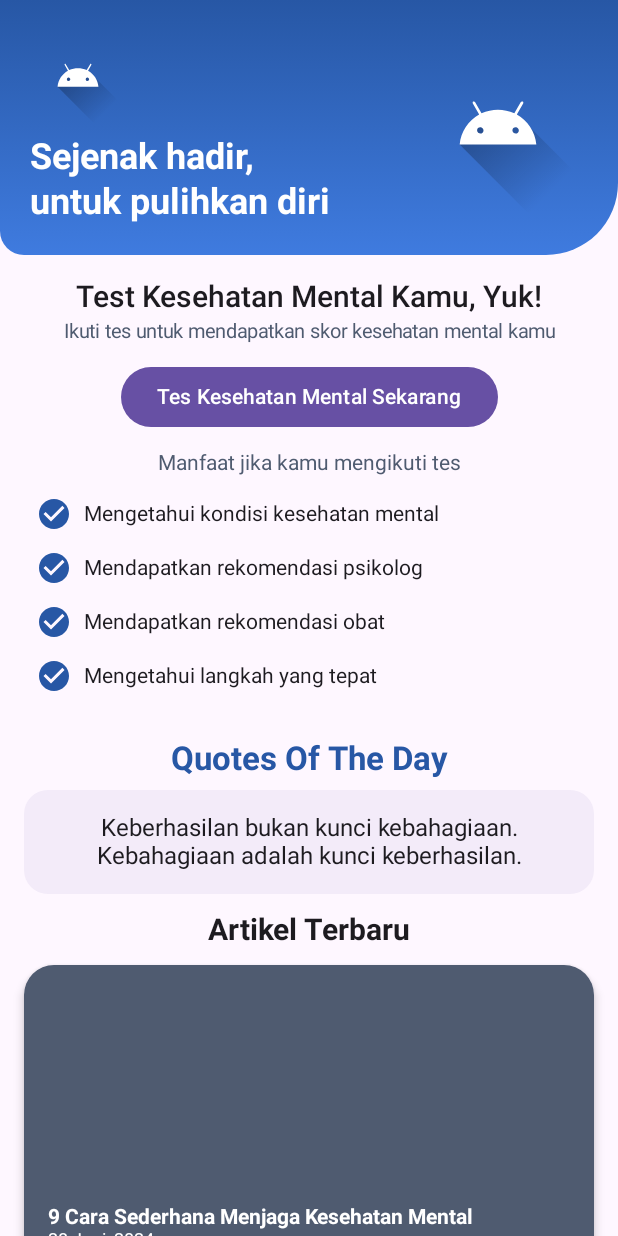
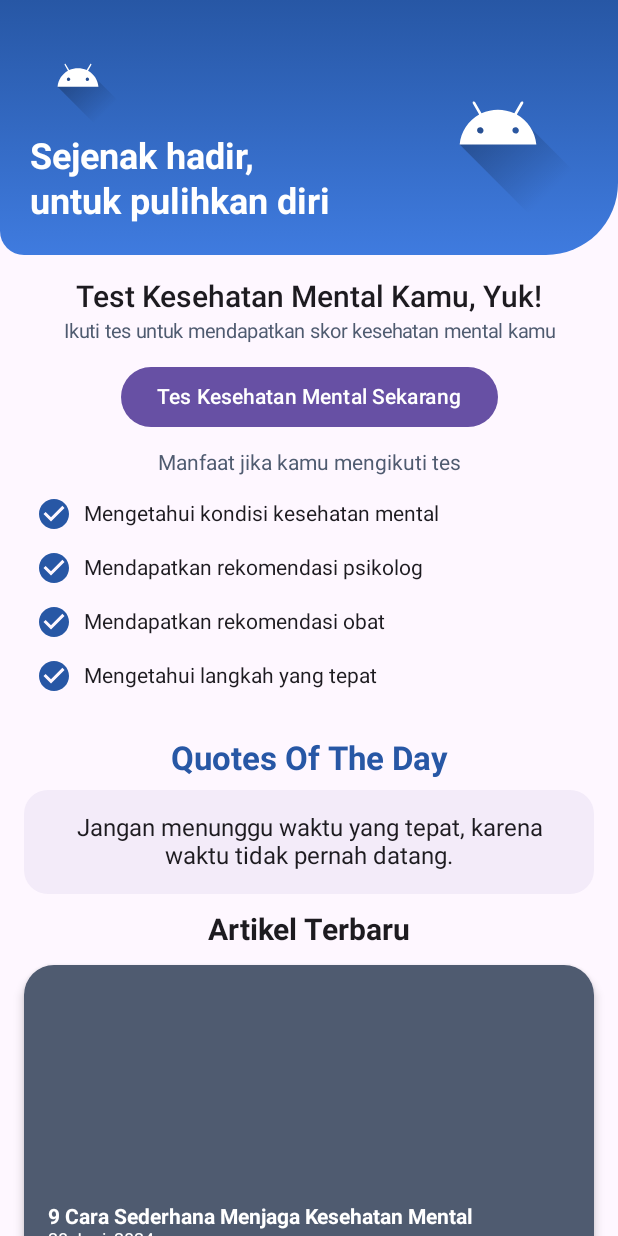
Before and after one commit to IlhamRafiqi/Projek-PemMob, an Android app built with Jetpack Compose: the composable SejenakApp shown on its own in the app's theme, after a tap on "9 Cara Sederhana Menjaga Kesehatan Menta", on a phone screen of 412 x 824 dp. Run offline under Robolectric (Android 15) with nearby library versions, the phone set to English and light mode, and no system bars.

Commit message:
change MVVM

```diff
--- a/app/src/main/AndroidManifest.xml
+++ b/app/src/main/AndroidManifest.xml
@@ -14,11 +14,11 @@
         android:theme="@style/Theme.SejenakApps">
 
         <activity
-            android:name=".MainActivity"
+            android:name=".LegacyMainActivity"
             android:exported="true" />
 
         <activity
-            android:name=".SejenakActivity"
+            android:name=".view.SejenakActivity"
             android:exported="true">
             <intent-filter>
                 <action android:name="android.intent.action.MAIN" />
--- /dev/null
+++ b/app/src/main/java/com/example/sejenakapps/model/Article.kt
@@ -0,0 +1,7 @@
+package com.example.sejenakapps.model
+
+data class Article(
+    val title: String,
+    val date: String,
+    val link: String
+)
--- /dev/null
+++ b/app/src/main/java/com/example/sejenakapps/model/Quote.kt
@@ -0,0 +1,5 @@
+package com.example.sejenakapps.model
+
+data class Quote(
+    val text: String
+)
--- a/app/src/main/java/com/example/sejenakapps/SejenakActivity.kt
+++ b/app/src/main/java/com/example/sejenakapps/view/SejenakActivity.kt
@@ -1,11 +1,11 @@
-package com.example.sejenakapps
+package com.example.sejenakapps.view
 
 import android.content.Intent
 import android.net.Uri
 import android.os.Bundle
 import androidx.activity.ComponentActivity
 import androidx.activity.compose.setContent
-import androidx.compose.foundation.Image
+import androidx.activity.viewModels
 import androidx.compose.foundation.background
 import androidx.compose.foundation.clickable
 import androidx.compose.foundation.layout.*
@@ -20,10 +20,9 @@ import androidx.compose.material.icons.filled.Call
 import androidx.compose.material.icons.filled.CheckCircle
 import androidx.compose.material.icons.filled.Email
 import androidx.compose.material3.*
-import androidx.compose.runtime.*
+import androidx.compose.runtime.Composable
 import androidx.compose.ui.Alignment
 import androidx.compose.ui.Modifier
-import androidx.compose.ui.draw.clip
 import androidx.compose.ui.graphics.Brush
 import androidx.compose.ui.graphics.Color
 import androidx.compose.ui.layout.ContentScale
@@ -33,21 +32,27 @@ import androidx.compose.ui.text.font.FontWeight
 import androidx.compose.ui.text.style.TextAlign
 import androidx.compose.ui.unit.dp
 import androidx.compose.ui.unit.sp
-import androidx.core.content.ContextCompat
-import kotlinx.coroutines.delay
+import com.example.sejenakapps.QuizActivity
+import com.example.sejenakapps.R
+import com.example.sejenakapps.viewmodel.SejenakViewModel
+import androidx.compose.ui.draw.clip
+import androidx.compose.foundation.Image
+
 
 class SejenakActivity : ComponentActivity() {
+
+    private val viewModel: SejenakViewModel by viewModels()
+
     override fun onCreate(savedInstanceState: Bundle?) {
         super.onCreate(savedInstanceState)
         setContent {
-            SejenakApp()
+            SejenakApp(viewModel)
         }
     }
 }
 
-@OptIn(androidx.compose.foundation.ExperimentalFoundationApi::class)
 @Composable
-fun SejenakApp() {
+fun SejenakApp(viewModel: SejenakViewModel) {
     Scaffold { padding ->
         Column(
             modifier = Modifier
@@ -60,9 +65,9 @@ fun SejenakApp() {
             Spacer(Modifier.height(8.dp))
             BenefitList()
             Spacer(Modifier.height(24.dp))
-            QuotesSection()
+            QuotesSection(viewModel)
             Spacer(Modifier.height(12.dp))
-            ArticlesSection()
+            ArticlesSection(viewModel)
             Spacer(Modifier.height(24.dp))
             FooterSection()
         }
@@ -152,23 +157,10 @@ fun BenefitItem(text: String) {
     }
 }
 
-private val quotes = listOf(
-    "Hidup adalah apa yang terjadi saat kita sibuk merencanakan hal lain.",
-    "Keberhasilan bukan kunci kebahagiaan. Kebahagiaan adalah kunci keberhasilan.",
-    "Jangan menunggu waktu yang tepat, karena waktu tidak pernah datang.",
-    "Kebahagiaan tidak tergantung pada apa yang kita miliki, tetapi pada cara kita memandang hidup.",
-    "Percayalah pada dirimu sendiri dan semua yang bisa kamu capai."
-)
+@Composable
+fun QuotesSection(viewModel: SejenakViewModel) {
+    val quote = viewModel.getCurrentQuote()
 
-@Composable
-fun QuotesSection() {
-    var idx by remember { mutableStateOf(0) }
-    LaunchedEffect(Unit) {
-        while (true) {
-            delay(5000)
-            idx = (idx + 1) % quotes.size
-        }
-    }
     Column(
         Modifier.fillMaxWidth().padding(horizontal = 16.dp),
         horizontalAlignment = Alignment.CenterHorizontally
@@ -176,22 +168,15 @@ fun QuotesSection() {
         Text("Quotes Of The Day", color = BluePrimary, fontSize = 22.sp, fontWeight = FontWeight.Bold)
         Spacer(Modifier.height(8.dp))
         Surface(shape = RoundedCornerShape(16.dp), tonalElevation = 2.dp, modifier = Modifier.fillMaxWidth()) {
-            Text(quotes[idx], textAlign = TextAlign.Center, fontSize = 16.sp, modifier = Modifier.padding(16.dp))
+            Text(quote.text, textAlign = TextAlign.Center, fontSize = 16.sp, modifier = Modifier.padding(16.dp))
         }
     }
 }
 
-data class Article(val title: String, val date: String, val link: String)
-
-private val articles = listOf(
-    Article("9 Cara Sederhana Menjaga Kesehatan Mental", "28 Juni, 2024", "https://www.halodoc.com"),
-    Article("Mengidap Banyak Gangguan Mental...", "16 Juli, 2024", "https://www.halodoc.com"),
-    Article("10 Cara Efektif Mengatasi Masalah Mental", "24 Juli, 2024", "https://www.prudential.co.id")
-)
-
 @OptIn(androidx.compose.foundation.ExperimentalFoundationApi::class)
 @Composable
-fun ArticlesSection() {
+fun ArticlesSection(viewModel: SejenakViewModel) {
+    val articles = viewModel.articles.value
     val pagerState = rememberPagerState(pageCount = { articles.size })
     val context = LocalContext.current
 
@@ -205,7 +190,7 @@ fun ArticlesSection() {
                 shadowElevation = 4.dp,
                 modifier = Modifier.padding(horizontal = 16.dp).fillMaxWidth().clickable {
                     val intent = Intent(Intent.ACTION_VIEW, Uri.parse(item.link))
-                    ContextCompat.startActivity(context, intent, null)
+                    context.startActivity(intent)
                 }
             ) {
                 Box(Modifier.fillMaxSize().background(Color(0xFF4F5B70))) {
--- /dev/null
+++ b/app/src/main/java/com/example/sejenakapps/viewmodel/SejenakViewModel.kt
@@ -0,0 +1,48 @@
+package com.example.sejenakapps.viewmodel
+
+import androidx.lifecycle.ViewModel
+import androidx.lifecycle.viewModelScope
+import com.example.sejenakapps.model.Article
+import com.example.sejenakapps.model.Quote
+import com.example.sejenakapps.repository.ArticleRepository
+import kotlinx.coroutines.delay
+import kotlinx.coroutines.launch
+import androidx.compose.runtime.mutableStateOf
+import androidx.compose.runtime.State
+
+class SejenakViewModel : ViewModel() {
+
+    // Quotes State
+    private val _quotes = listOf(
+        Quote("Hidup adalah apa yang terjadi saat kita sibuk merencanakan hal lain."),
+        Quote("Keberhasilan bukan kunci kebahagiaan. Kebahagiaan adalah kunci keberhasilan."),
+        Quote("Jangan menunggu waktu yang tepat, karena waktu tidak pernah datang."),
+        Quote("Kebahagiaan tidak tergantung pada apa yang kita miliki, tetapi pada cara kita memandang hidup."),
+        Quote("Percayalah pada dirimu sendiri dan semua yang bisa kamu capai.")
+    )
+
+    private val _currentQuoteIndex = mutableStateOf(0)
+    val currentQuoteIndex: State<Int> = _currentQuoteIndex
+
+    // Articles (from repository)
+    private val articleRepository = ArticleRepository()
+    private val _articles = mutableStateOf<List<Article>>(emptyList())
+    val articles: State<List<Article>> = _articles
+
+    init {
+        // Load articles
+        _articles.value = articleRepository.getArticles()
+
+        // Auto-change quotes every 5 sec
+        viewModelScope.launch {
+            while (true) {
+                delay(5000)
+                _currentQuoteIndex.value = (_currentQuoteIndex.value + 1) % _quotes.size
+            }
+        }
+    }
+
+    fun getCurrentQuote(): Quote {
+        return _quotes[_currentQuoteIndex.value]
+    }
+}
```
Also changed, not shown: app/src/main/java/com/example/sejenakapps/LegacyMainActivity.kt (added, +12 -0 lines), app/src/main/java/com/example/sejenakapps/MainActivity.kt (deleted, +0 -54 lines), app/src/main/java/com/example/sejenakapps/repository/ArticleRepository.kt (added, +15 -0 lines).
